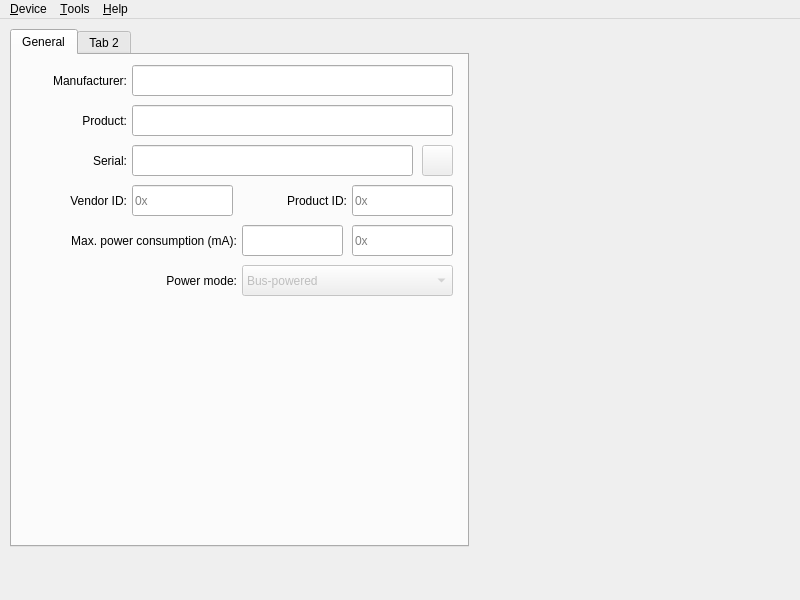
Above: src/configuratorwindow.ui from bloguetronica/mcp2221-conf before the change. Below: the same form after it.
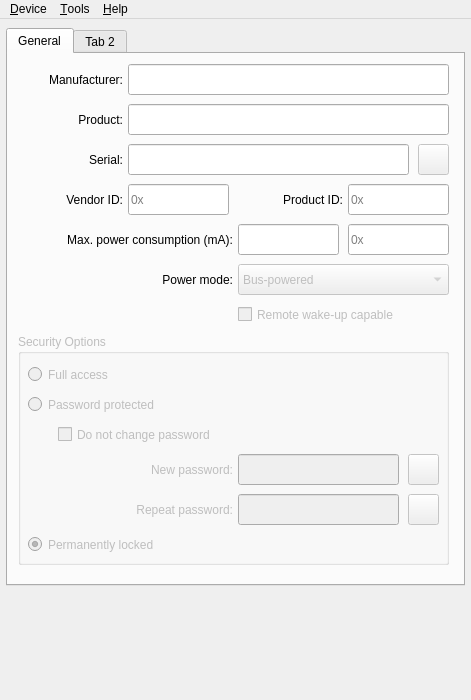
That is the form after the change. Icons and pictures are not drawn.

Patch:
```diff
--- a/src/configuratorwindow.ui
+++ b/src/configuratorwindow.ui
@@ -6,10 +6,22 @@
    <rect>
     <x>0</x>
     <y>0</y>
-    <width>800</width>
-    <height>600</height>
+    <width>471</width>
+    <height>700</height>
    </rect>
   </property>
+  <property name="minimumSize">
+   <size>
+    <width>471</width>
+    <height>0</height>
+   </size>
+  </property>
+  <property name="maximumSize">
+   <size>
+    <width>471</width>
+    <height>16777215</height>
+   </size>
+  </property>
   <property name="windowTitle">
    <string>MCP2221 Device</string>
   </property>
@@ -31,10 +43,10 @@
    <widget class="QTabWidget" name="tabWidget">
     <property name="geometry">
      <rect>
-      <x>10</x>
-      <y>10</y>
+      <x>6</x>
+      <y>9</y>
       <width>459</width>
-      <height>518</height>
+      <height>558</height>
      </rect>
     </property>
     <widget class="QWidget" name="tabGeneral">
@@ -314,6 +326,194 @@
        </property>
       </item>
      </widget>
+     <widget class="QCheckBox" name="checkBoxRemoteWakeUpCapable">
+      <property name="enabled">
+       <bool>false</bool>
+      </property>
+      <property name="geometry">
+       <rect>
+        <x>230</x>
+        <y>250</y>
+        <width>211</width>
+        <height>21</height>
+       </rect>
+      </property>
+      <property name="text">
+       <string>Remote wake-up capable</string>
+      </property>
+     </widget>
+     <widget class="QGroupBox" name="groupBoxSecurityOptions">
+      <property name="enabled">
+       <bool>false</bool>
+      </property>
+      <property name="geometry">
+       <rect>
+        <x>10</x>
+        <y>280</y>
+        <width>431</width>
+        <height>231</height>
+       </rect>
+      </property>
+      <property name="title">
+       <string>Security Options</string>
+      </property>
+      <widget class="QRadioButton" name="radioButtonFullAccess">
+       <property name="geometry">
+        <rect>
+         <x>10</x>
+         <y>30</y>
+         <width>411</width>
+         <height>21</height>
+        </rect>
+       </property>
+       <property name="text">
+        <string>Full access</string>
+       </property>
+      </widget>
+      <widget class="QRadioButton" name="radioButtonPasswordProtected">
+       <property name="geometry">
+        <rect>
+         <x>10</x>
+         <y>60</y>
+         <width>411</width>
+         <height>21</height>
+        </rect>
+       </property>
+       <property name="text">
+        <string>Password protected</string>
+       </property>
+      </widget>
+      <widget class="QCheckBox" name="checkBoxDoNotChangePassword">
+       <property name="enabled">
+        <bool>false</bool>
+       </property>
+       <property name="geometry">
+        <rect>
+         <x>40</x>
+         <y>90</y>
+         <width>381</width>
+         <height>21</height>
+        </rect>
+       </property>
+       <property name="text">
+        <string>Do not change password</string>
+       </property>
+      </widget>
+      <widget class="QLineEdit" name="lineEditNewPassword">
+       <property name="geometry">
+        <rect>
+         <x>220</x>
+         <y>120</y>
+         <width>161</width>
+         <height>31</height>
+        </rect>
+       </property>
+       <property name="maxLength">
+        <number>8</number>
+       </property>
+      </widget>
+      <widget class="QLabel" name="labelNewPassword">
+       <property name="geometry">
+        <rect>
+         <x>40</x>
+         <y>127</y>
+         <width>175</width>
+         <height>17</height>
+        </rect>
+       </property>
+       <property name="text">
+        <string>New password:</string>
+       </property>
+       <property name="alignment">
+        <set>Qt::AlignRight|Qt::AlignTrailing|Qt::AlignVCenter</set>
+       </property>
+      </widget>
+      <widget class="QPushButton" name="pushButtonRevealNewPassword">
+       <property name="enabled">
+        <bool>false</bool>
+       </property>
+       <property name="geometry">
+        <rect>
+         <x>390</x>
+         <y>120</y>
+         <width>31</width>
+         <height>31</height>
+        </rect>
+       </property>
+       <property name="text">
+        <string/>
+       </property>
+       <property name="icon">
+        <iconset resource="resources.qrc">
+         <normaloff>:/icons/buttons/icons/buttons/password-reveal.png</normaloff>:/icons/buttons/icons/buttons/password-reveal.png</iconset>
+       </property>
+      </widget>
+      <widget class="QLineEdit" name="lineEditRepeatPassword">
+       <property name="geometry">
+        <rect>
+         <x>220</x>
+         <y>160</y>
+         <width>161</width>
+         <height>31</height>
+        </rect>
+       </property>
+       <property name="maxLength">
+        <number>8</number>
+       </property>
+      </widget>
+      <widget class="QLabel" name="labelRepeatPassword">
+       <property name="geometry">
+        <rect>
+         <x>40</x>
+         <y>167</y>
+         <width>175</width>
+         <height>17</height>
+        </rect>
+       </property>
+       <property name="text">
+        <string>Repeat password:</string>
+       </property>
+       <property name="alignment">
+        <set>Qt::AlignRight|Qt::AlignTrailing|Qt::AlignVCenter</set>
+       </property>
+      </widget>
+      <widget class="QPushButton" name="pushButtonRevealRepeatPassword">
+       <property name="enabled">
+        <bool>false</bool>
+       </property>
+       <property name="geometry">
+        <rect>
+         <x>390</x>
+         <y>160</y>
+         <width>31</width>
+         <height>31</height>
+        </rect>
+       </property>
+       <property name="text">
+        <string/>
+       </property>
+       <property name="icon">
+        <iconset resource="resources.qrc">
+         <normaloff>:/icons/buttons/icons/buttons/password-reveal.png</normaloff>:/icons/buttons/icons/buttons/password-reveal.png</iconset>
+       </property>
+      </widget>
+      <widget class="QRadioButton" name="radioButtonPermanentlyLocked">
+       <property name="geometry">
+        <rect>
+         <x>10</x>
+         <y>200</y>
+         <width>411</width>
+         <height>21</height>
+        </rect>
+       </property>
+       <property name="text">
+        <string>Permanently locked</string>
+       </property>
+       <property name="checked">
+        <bool>true</bool>
+       </property>
+      </widget>
+     </widget>
     </widget>
     <widget class="QWidget" name="tab_2">
      <attribute name="title">
@@ -327,7 +527,7 @@
     <rect>
      <x>0</x>
      <y>0</y>
-     <width>800</width>
+     <width>471</width>
      <height>30</height>
     </rect>
    </property>
```
